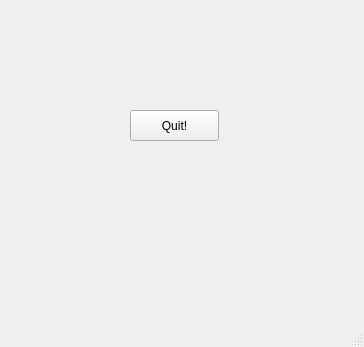
First picture: the form in helloqt/mainwindow.ui, repository agostinhobritojr/dca1202, before the edit.
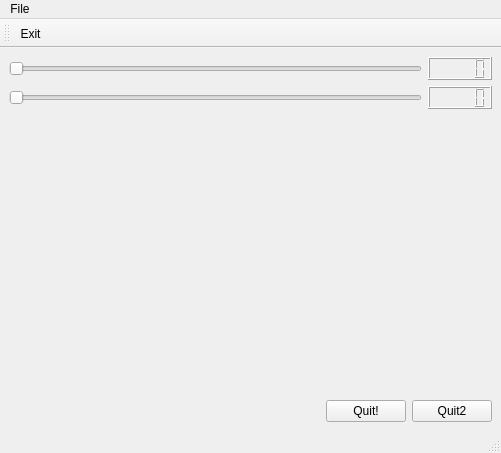
Second picture: the form after the edit. Icons and pictures are not drawn.

```diff
--- a/helloqt/mainwindow.ui
+++ b/helloqt/mainwindow.ui
@@ -6,39 +6,130 @@
    <rect>
     <x>0</x>
     <y>0</y>
-    <width>364</width>
-    <height>347</height>
+    <width>501</width>
+    <height>453</height>
    </rect>
   </property>
   <property name="windowTitle">
    <string>MainWindow</string>
   </property>
   <widget class="QWidget" name="centralwidget">
-   <widget class="QPushButton" name="pushButtonQuit">
-    <property name="geometry">
-     <rect>
-      <x>130</x>
-      <y>110</y>
-      <width>89</width>
-      <height>31</height>
-     </rect>
-    </property>
-    <property name="text">
-     <string>Quit!</string>
-    </property>
-   </widget>
+   <layout class="QVBoxLayout" name="verticalLayout">
+    <item>
+     <layout class="QGridLayout" name="gridLayout">
+      <item row="0" column="0">
+       <widget class="QSlider" name="horizontalSlider">
+        <property name="orientation">
+         <enum>Qt::Horizontal</enum>
+        </property>
+       </widget>
+      </item>
+      <item row="0" column="1">
+       <widget class="QLCDNumber" name="lcdNumber"/>
+      </item>
+      <item row="1" column="0">
+       <widget class="QSlider" name="horizontalSlider_2">
+        <property name="orientation">
+         <enum>Qt::Horizontal</enum>
+        </property>
+       </widget>
+      </item>
+      <item row="1" column="1">
+       <widget class="QLCDNumber" name="lcdNumber_2"/>
+      </item>
+     </layout>
+    </item>
+    <item>
+     <spacer name="verticalSpacer">
+      <property name="orientation">
+       <enum>Qt::Vertical</enum>
+      </property>
+      <property name="sizeHint" stdset="0">
+       <size>
+        <width>20</width>
+        <height>262</height>
+       </size>
+      </property>
+     </spacer>
+    </item>
+    <item>
+     <layout class="QHBoxLayout" name="horizontalLayout">
+      <item>
+       <spacer name="horizontalSpacer">
+        <property name="orientation">
+         <enum>Qt::Horizontal</enum>
+        </property>
+        <property name="sizeHint" stdset="0">
+         <size>
+          <width>40</width>
+          <height>20</height>
+         </size>
+        </property>
+       </spacer>
+      </item>
+      <item>
+       <widget class="QPushButton" name="pushButtonQuit">
+        <property name="text">
+         <string>Quit!</string>
+        </property>
+       </widget>
+      </item>
+      <item>
+       <widget class="QPushButton" name="pushButtonQuit2">
+        <property name="text">
+         <string>Quit2</string>
+        </property>
+       </widget>
+      </item>
+     </layout>
+    </item>
+   </layout>
   </widget>
   <widget class="QMenuBar" name="menubar">
    <property name="geometry">
     <rect>
      <x>0</x>
      <y>0</y>
-     <width>364</width>
+     <width>501</width>
      <height>22</height>
     </rect>
    </property>
+   <widget class="QMenu" name="menuFile">
+    <property name="title">
+     <string>File</string>
+    </property>
+    <addaction name="actionExit"/>
+   </widget>
+   <addaction name="menuFile"/>
   </widget>
   <widget class="QStatusBar" name="statusbar"/>
+  <widget class="QToolBar" name="toolBar">
+   <property name="windowTitle">
+    <string>toolBar</string>
+   </property>
+   <attribute name="toolBarArea">
+    <enum>TopToolBarArea</enum>
+   </attribute>
+   <attribute name="toolBarBreak">
+    <bool>false</bool>
+   </attribute>
+   <addaction name="actionExit"/>
+  </widget>
+  <action name="actionExit">
+   <property name="icon">
+    <iconset resource="icones.qrc">
+     <normaloff>:/icons/exit</normaloff>:/icons/exit</iconset>
+   </property>
+   <property name="text">
+    <string>Exit</string>
+   </property>
+   <property name="toolTip">
+    <string>Finaliza o programa</string>
+   </property>
+   <property name="shortcut">
+    <string>Ctrl+Q</string>
+   </property>
+  </action>
  </widget>
  <resources/>
  <connections/>
```
Left out of the diff: 71 changed lines with no effect on the pictures.
